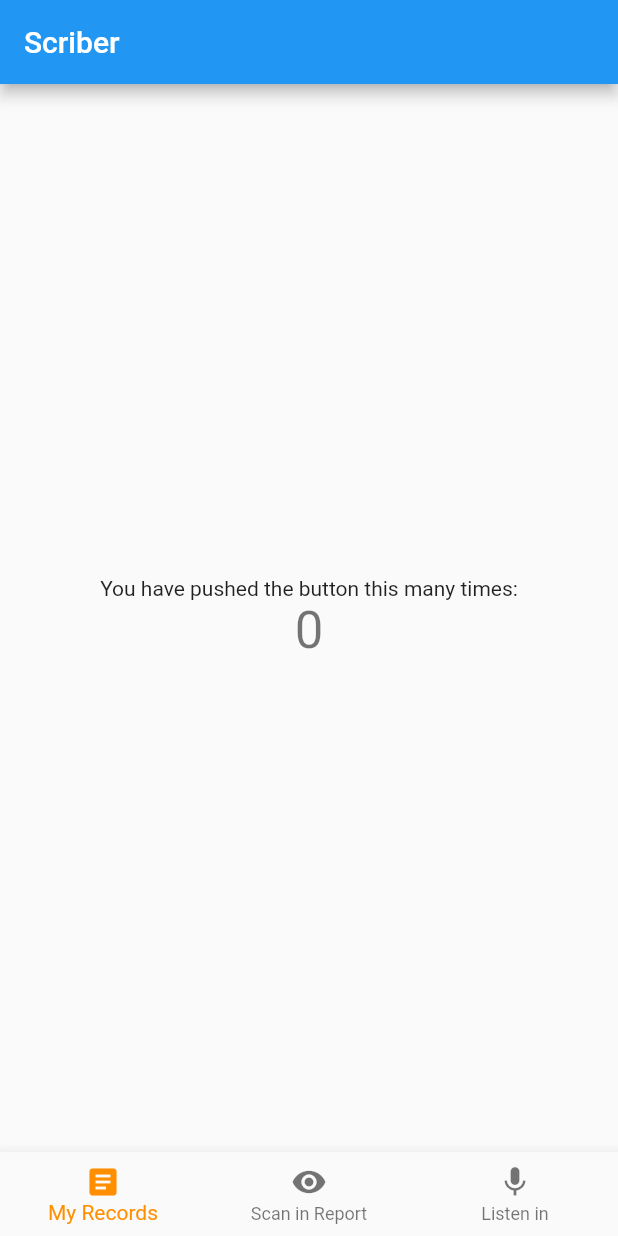
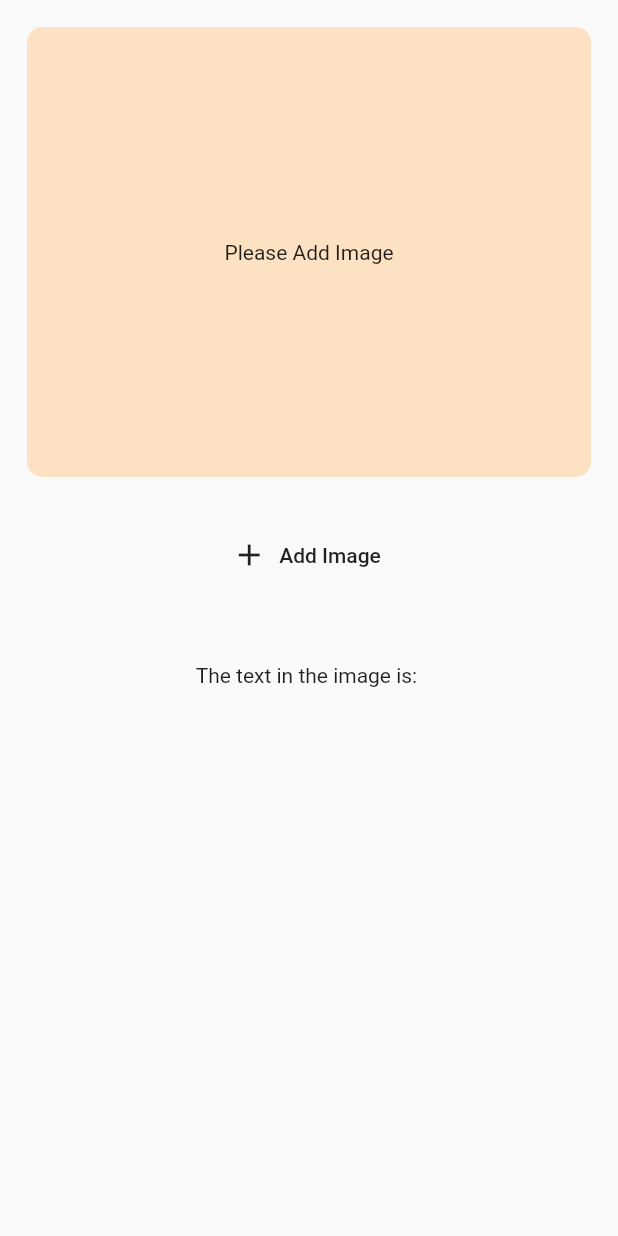
Before and after one commit to lukechn99/BoomerCare, a Flutter app: the screen it shows after launch, on a phone screen of 412 x 824 dp. Run offline on Flutter 3.47's test engine with Material 2 defaults, Android fonts, the light colour scheme and no system bars; our stand-ins replace image_picker; missing offline and left inert: firebase_ml_vision; accounts and stored records are empty.

Commit message:
added text recognition functionality. Debugging

```diff
--- a/scriber/lib/main.dart
+++ b/scriber/lib/main.dart
@@ -1,4 +1,5 @@
 import 'package:flutter/material.dart';
+import 'package:scriber/scan.dart';
 
 void main() {
   runApp(MyApp());
@@ -26,7 +27,8 @@ class MyApp extends StatelessWidget {
         // closer together (more dense) than on mobile platforms.
         visualDensity: VisualDensity.adaptivePlatformDensity,
       ),
-      home: MyHomePage(title: 'Scriber'),
+      // home: MyHomePage(title: 'Scriber'),
+      home: ScanScreen(),
     );
   }
 }
@@ -50,24 +52,12 @@ class MyHomePage extends StatefulWidget {
 }
 
 class _MyHomePageState extends State<MyHomePage> {
-  int _counter = 0;
 
   int _selectedIndex = 0;
 
   void _onItemTapped(int index) {
     setState(() {
       _selectedIndex = index;
-    });
-  }
-
-  void _incrementCounter() {
-    setState(() {
-      // This call to setState tells the Flutter framework that something has
-      // changed in this State, which causes it to rerun the build method below
-      // so that the display can reflect the updated values. If we changed
-      // _counter without calling setState(), then the build method would not be
-      // called again, and so nothing would appear to happen.
-      _counter++;
     });
   }
 
@@ -128,7 +118,7 @@ class _MyHomePageState extends State<MyHomePage> {
               'You have pushed the button this many times:',
             ),
             Text(
-              '$_counter',
+              '$_selectedIndex',
               style: Theme.of(context).textTheme.headline4,
             ),
           ],
--- /dev/null
+++ b/scriber/lib/pickimage.dart
@@ -0,0 +1,118 @@
+import 'dart:io';
+
+import 'package:flutter/material.dart';
+import 'package:image_picker/image_picker.dart';
+
+class UserImagePicker extends StatefulWidget {
+  UserImagePicker(
+    this.imagePickFn,
+  );
+
+  final void Function(File pickedImage) imagePickFn;
+
+  @override
+  _UserImagePickerState createState() => _UserImagePickerState();
+}
+
+class _UserImagePickerState extends State<UserImagePicker> {
+  File _pickedImage;
+  ImagePicker picker = ImagePicker();
+
+  void _pickImage(ImageSource imageSource) async {
+    final pickedImageFile = await picker.getImage(
+      source: imageSource,
+    );
+
+    setState(() {
+      _pickedImage = File(pickedImageFile.path);
+    });
+    widget.imagePickFn(File(pickedImageFile.path));
+  }
+
+  @override
+  Widget build(BuildContext context) {
+    return Column(
+      children: <Widget>[
+        Padding(
+          padding: const EdgeInsets.all(18.0),
+          child: ClipRRect(
+            borderRadius: BorderRadius.circular(10),
+            child: Container(
+              color: Colors.orangeAccent.withOpacity(0.3),
+              width: MediaQuery.of(context).size.width,
+              height: 300,
+              child: _pickedImage != null
+                  ? Image(
+                      image: FileImage(_pickedImage),
+                    )
+                  : Center(
+                      child: Text("Please Add Image"),
+                    ),
+            ),
+          ),
+        ),
+        SizedBox(
+          height: 10,
+        ),
+        FlatButton.icon(
+          onPressed: () {
+            showDialog(
+                context: context,
+                builder: (_) {
+                  return AlertDialog(
+                    title: Text(
+                      "Complete your action using..",
+                    ),
+                    actions: [
+                      FlatButton(
+                        onPressed: () {
+                          Navigator.of(context).pop();
+                        },
+                        child: Text(
+                          "Cancel",
+                        ),
+                      ),
+                    ],
+                    content: Container(
+                      height: 120,
+                      child: Column(
+                        children: [
+                          ListTile(
+                            leading: Icon(Icons.camera),
+                            title: Text(
+                              "Camera",
+                            ),
+                            onTap: () {
+                              _pickImage(ImageSource.camera);
+                              Navigator.of(context).pop();
+                            },
+                          ),
+                          Divider(
+                            height: 1,
+                            color: Colors.black,
+                          ),
+                          ListTile(
+                            leading: Icon(Icons.image),
+                            title: Text(
+                              "Gallery",
+                            ),
+                            onTap: () {
+                              _pickImage(ImageSource.gallery);
+                              Navigator.of(context).pop();
+                            },
+                          ),
+                        ],
+                      ),
+                    ),
+                  );
+                });
+          },
+          icon: Icon(Icons.add),
+          label: Text(
+            'Add Image',
+          ),
+        )
+      ],
+    );
+  }
+}
--- /dev/null
+++ b/scriber/lib/scan.dart
@@ -0,0 +1,56 @@
+import 'dart:io';
+
+import 'package:firebase_ml_vision/firebase_ml_vision.dart';
+import 'package:flutter/material.dart';
+import 'package:scriber/pickImage.dart';
+
+class ScanScreen extends StatefulWidget {
+  @override
+  _ScanScreenState createState() => _ScanScreenState();
+}
+
+class _ScanScreenState extends State<ScanScreen> {
+
+  var result = "";
+  File _userImageFile;
+
+  recogniseText() async {
+    FirebaseVisionImage myImage = FirebaseVisionImage.fromFile(_userImageFile);
+    TextRecognizer recognizeText = FirebaseVision.instance.textRecognizer();
+    VisionText readText = await recognizeText.processImage(myImage);
+    result = "";
+    for (TextBlock block in readText.blocks) {
+      for (TextLine line in block.lines) {
+        setState(() {
+          result = result + ' ' + line.text + '\n';
+        });
+      }
+    }
+  }
+
+  void _pickedImage(File image) {
+    _userImageFile = image;
+    recogniseText();
+  }
+
+  @override
+  Widget build(BuildContext context) {
+    return Scaffold(
+      body: SingleChildScrollView(
+          child: Center(
+            child: Column(
+              children: [
+                UserImagePicker(_pickedImage),
+                Padding(
+                    padding: const EdgeInsets.all(16.0), child: Text(result)),
+                Text(
+              'The text in the image is: $result',
+            ),
+              ],
+            ),
+          ),
+        )
+      );
+  }
+
+}
```
